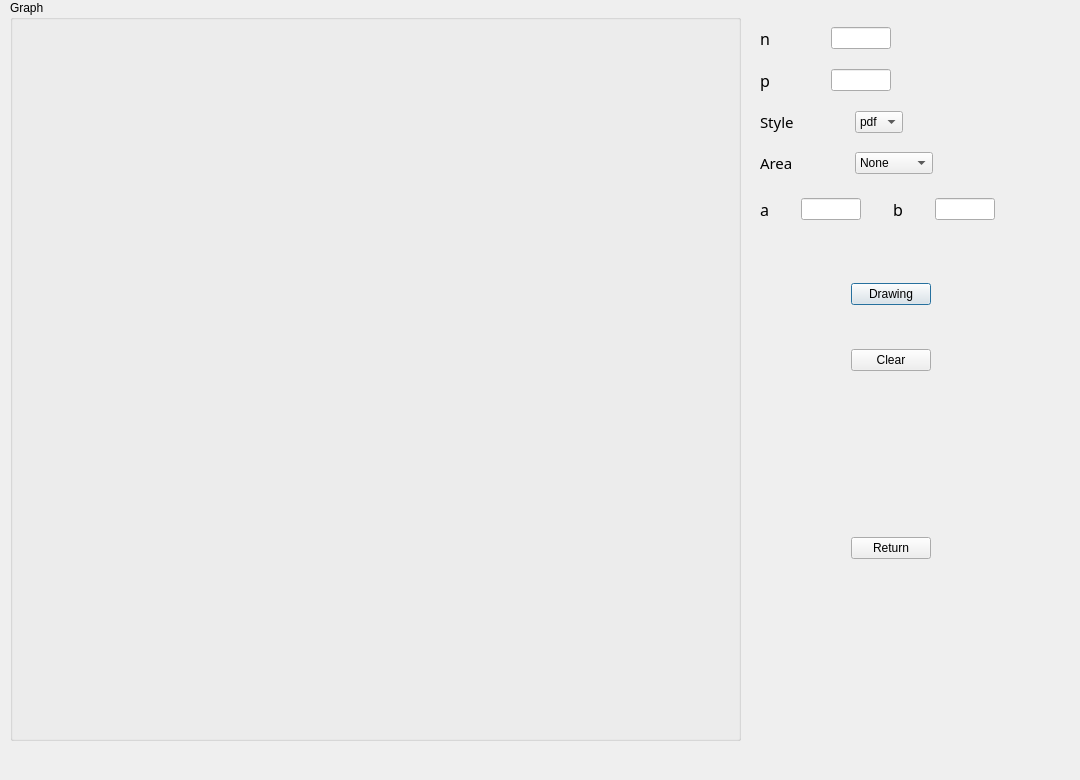
Qt form uiView/binomialDialog.ui (ShaohuaTong/Verteilung_Analyse) before a commit.
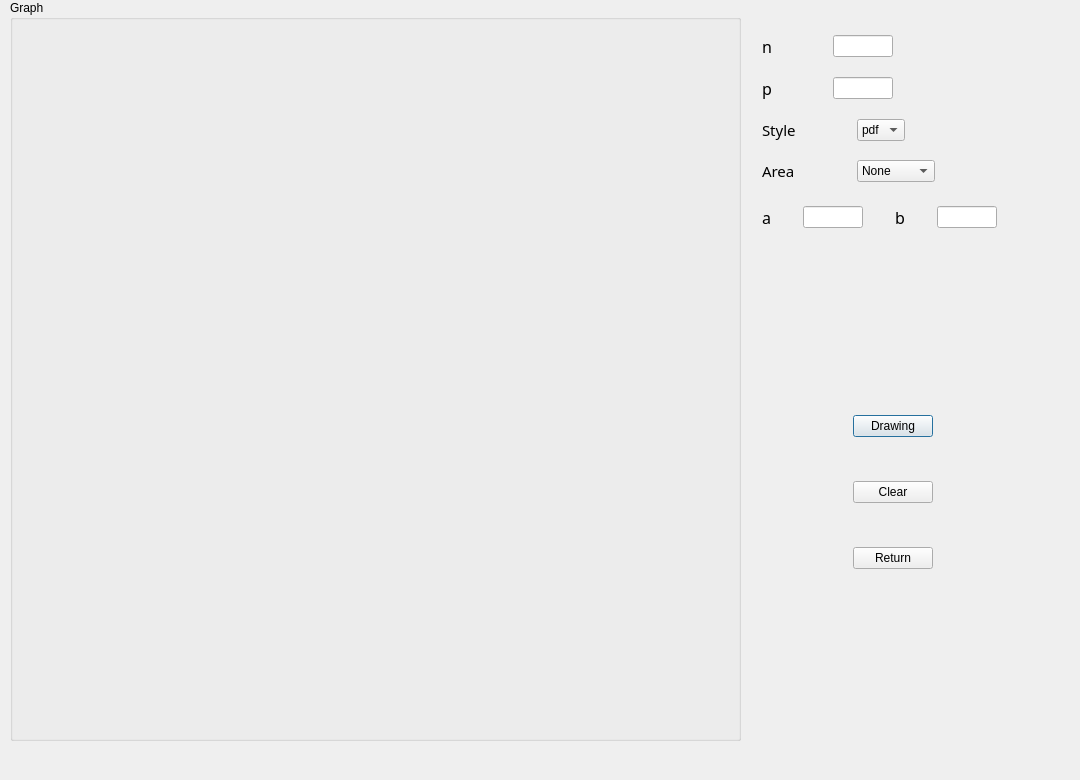
The same form after that commit.

Commit message: verbessern binomial

```diff
--- a/uiView/binomialDialog.ui
+++ b/uiView/binomialDialog.ui
@@ -29,18 +29,14 @@
   <widget class="QWidget" name="">
    <property name="geometry">
     <rect>
-     <x>760</x>
-     <y>27</y>
+     <x>762</x>
+     <y>35</y>
      <width>261</width>
-     <height>532</height>
+     <height>534</height>
     </rect>
    </property>
    <layout class="QVBoxLayout" name="verticalLayout_8">
     <item>
-     <layout class="QVBoxLayout" name="verticalLayout_7">
-      <item>
-       <layout class="QVBoxLayout" name="verticalLayout_6">
-        <item>
          <layout class="QVBoxLayout" name="verticalLayout_5">
           <item>
            <layout class="QVBoxLayout" name="verticalLayout_4">
@@ -469,6 +465,10 @@
          </spacer>
         </item>
         <item>
+     <layout class="QVBoxLayout" name="verticalLayout_7">
+      <item>
+       <layout class="QVBoxLayout" name="verticalLayout_6">
+        <item>
          <layout class="QHBoxLayout" name="horizontalLayout_7">
           <item>
            <spacer name="horizontalSpacer_11">
@@ -505,8 +505,6 @@
           </item>
          </layout>
         </item>
-       </layout>
-      </item>
       <item>
        <spacer name="verticalSpacer_6">
         <property name="orientation">
@@ -606,6 +604,8 @@
          </size>
         </property>
        </spacer>
+        </item>
+       </layout>
       </item>
      </layout>
     </item>
```
Lines whose indentation alone changed are shown as unchanged. The commit also changes 1 other file.
